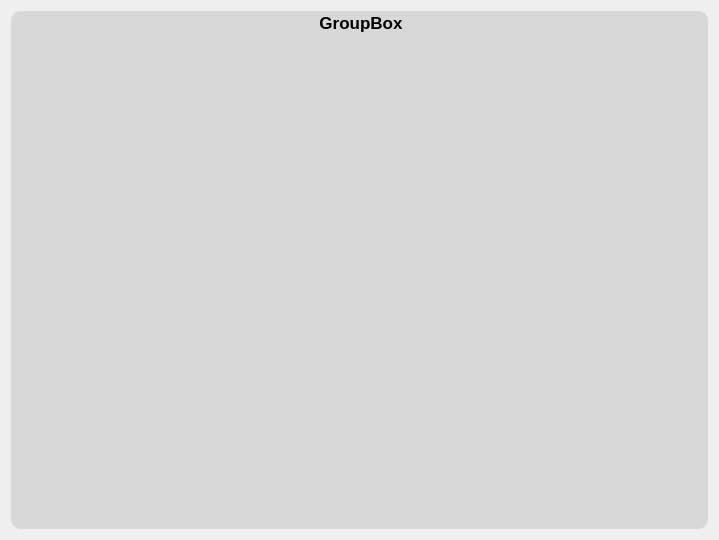
Qt form lfb_regeneration_wildlife_impact/gui/form/views/object_view.ui (b-lack/qgis-fim-plugin) before a commit.
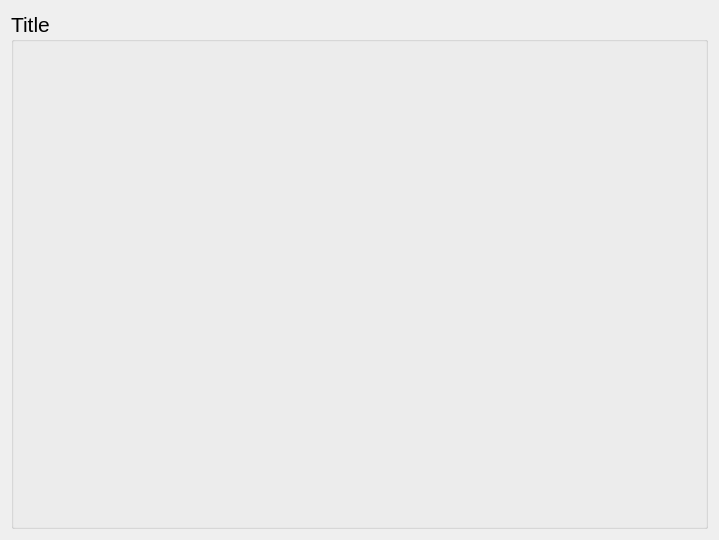
The same form after that commit. Custom widgets are drawn as their Qt base class.

What changed in the file:
```diff
--- a/lfb_regeneration_wildlife_impact/gui/form/views/object_view.ui
+++ b/lfb_regeneration_wildlife_impact/gui/form/views/object_view.ui
@@ -13,41 +13,56 @@
   <property name="windowTitle">
    <string>Form</string>
   </property>
+  <property name="styleSheet">
+   <string>QgsCollapsibleGroupBoxBasic::title, QgsCollapsibleGroupBox::title { 
+subcontrol-origin: margin; 
+subcontrol-position: top left; 
+margin-left: 20px; 
+margin-right: 5px; 
+left: 0px; 
+top: 8px;
+}
+
+QgsCollapsibleGroupBoxBasic{
+background: rgba(0,0,0,0.1);
+border-radius: 10px;
+}</string>
+  </property>
   <layout class="QGridLayout" name="gridLayout">
    <item row="0" column="0">
     <widget class="QGroupBox" name="lfbObjectGroup">
      <property name="font">
       <font>
-       <pointsize>13</pointsize>
-       <weight>75</weight>
-       <bold>true</bold>
+       <pointsize>16</pointsize>
       </font>
      </property>
      <property name="styleSheet">
-      <string notr="true">QGroupBox#lfbObjectGroup{
+      <string notr="true">QgsCollapsibleGroupBoxBasic::icon, QgsCollapsibleGroupBox::icon { 
+padding: 10px;
+}
+QgsCollapsibleGroupBoxBasic::title, QgsCollapsibleGroupBox::title { 
+subcontrol-origin: margin; 
+subcontrol-position: top left; 
+margin-left: 20px; 
+margin-right: 5px; 
+left: 0px; 
+top: 8px;
+
+}
+
+QgsCollapsibleGroupBoxBasic{
 	background: rgba(0,0,0,0.1);
-border-radius: 10px;
+	border-radius: 10px;
+padding: 10px;
 }</string>
      </property>
      <property name="title">
-      <string>GroupBox</string>
+      <string>Title</string>
      </property>
-     <property name="alignment">
-      <set>Qt::AlignCenter</set>
+     <property name="collapsed">
+      <bool>true</bool>
      </property>
-     <layout class="QGridLayout" name="gridLayout_3">
-      <property name="leftMargin">
-       <number>0</number>
-      </property>
-      <property name="topMargin">
-       <number>9</number>
-      </property>
-      <property name="rightMargin">
-       <number>0</number>
-      </property>
-      <property name="bottomMargin">
-       <number>9</number>
-      </property>
+     <layout class="QGridLayout" name="gridLayout_2">
       <item row="0" column="0">
        <layout class="QGridLayout" name="lfbFormObject">
         <item row="0" column="0">
@@ -73,6 +88,14 @@
    </item>
   </layout>
  </widget>
+ <customwidgets>
+  <customwidget>
+   <class>QgsCollapsibleGroupBox</class>
+   <extends>QGroupBox</extends>
+   <header>qgscollapsiblegroupbox.h</header>
+   <container>1</container>
+  </customwidget>
+ </customwidgets>
  <resources/>
  <connections/>
 </ui>
```
Left out of the diff: 5 changed lines with no effect on the pictures.
